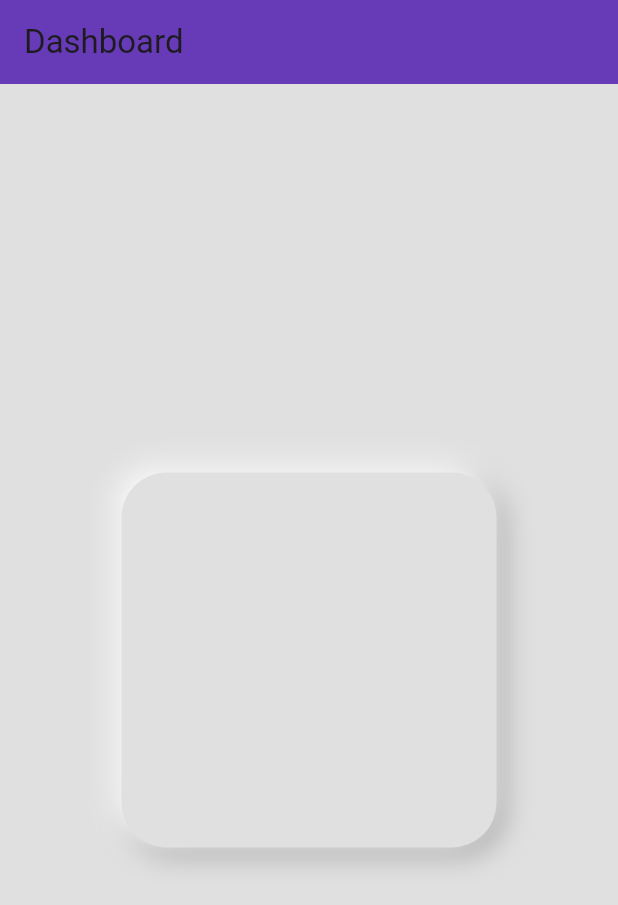
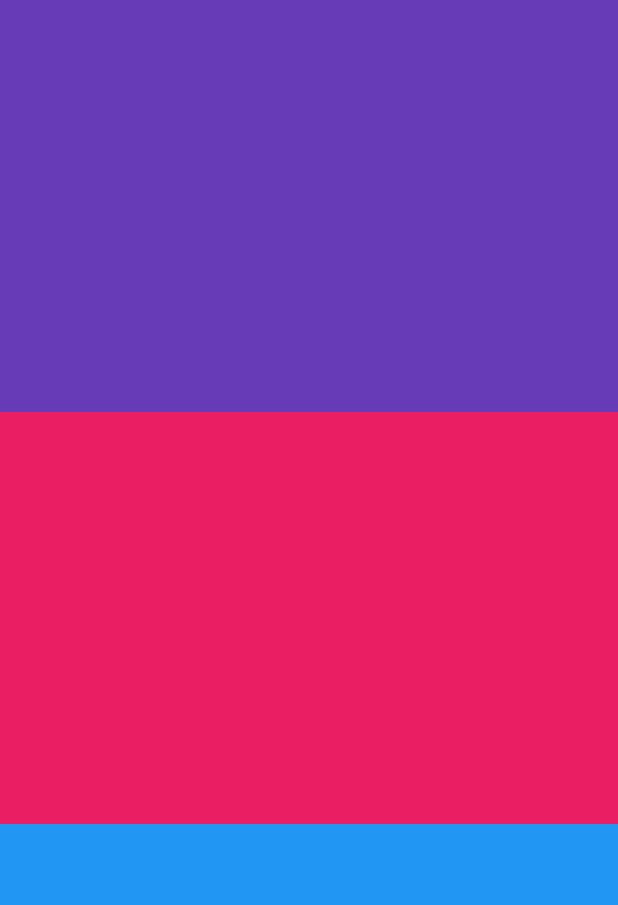
Before and after one commit to m-aqsam/Flutter_Basics, a Flutter app: the screen it shows after launch, on a phone screen of 412 x 824 dp. Shown: the top 905 px of the screen. Run offline on Flutter 3.47's test engine with Material 3 defaults, Android fonts, the phone set to English and light mode, and no system bars.

Commit message:
Final Update Expanded widget

```diff
--- a/flutter_widgets/lib/02_Expanded_Widget.dart
+++ b/flutter_widgets/lib/02_Expanded_Widget.dart
@@ -1,6 +1,11 @@
 // ignore_for_file: camel_case_types, prefer_const_constructors
 
 import 'package:flutter/material.dart';
+
+//Expanded Widget :
+
+// Used in ROws and Column
+// Used to filup the rest of space
 
 class Expanded_Widget extends StatelessWidget {
   const Expanded_Widget({super.key});
@@ -8,7 +13,36 @@ class Expanded_Widget extends StatelessWidget {
   @override
   Widget build(BuildContext context) {
     return MaterialApp(
-      home: Scaffold(),
+      debugShowCheckedModeBanner: false,
+      home: Scaffold(
+        backgroundColor: Colors.grey[300],
+        // appBar: AppBar(
+        //   backgroundColor: Colors.deepPurple[500],
+        //   title: Text(
+        //     "Expanded Widget",
+        //     style: TextStyle(color: Colors.white),
+        //   ),
+        // ),
+        body: Column(
+          // Or ROw
+          children: [
+            Expanded(
+                // flex how many percent space this column have from top to bottom
+                //flex: 3,
+                child: Container(
+              color: Colors.deepPurple,
+            )),
+            Expanded(
+                child: Container(
+              color: Colors.pink,
+            )),
+            Expanded(
+                child: Container(
+              color: Colors.blue,
+            )),
+          ],
+        ),
+      ),
     );
   }
 }
--- a/flutter_widgets/lib/main.dart
+++ b/flutter_widgets/lib/main.dart
@@ -2,6 +2,7 @@
 
 import 'package:flutter/material.dart';
 import 'package:flutter_widgets/01_Container_Widget.dart';
+import 'package:flutter_widgets/02_Expanded_Widget.dart';
 
 void main() {
   runApp(const MyApp());
@@ -20,6 +21,6 @@ class MyApp extends StatelessWidget {
         // Replace the file/Class name in the home widget to get the
         // results of desire widget file or Class.
 
-        home: Container_Widget());
+        home: Expanded_Widget());
   }
 }
```
